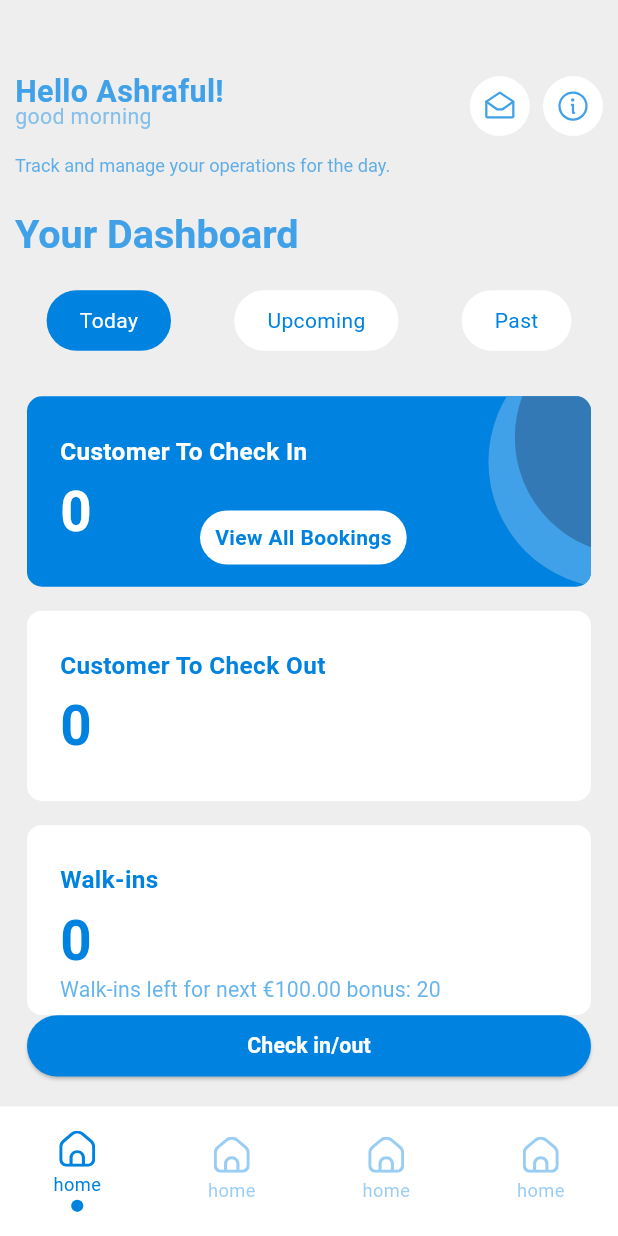
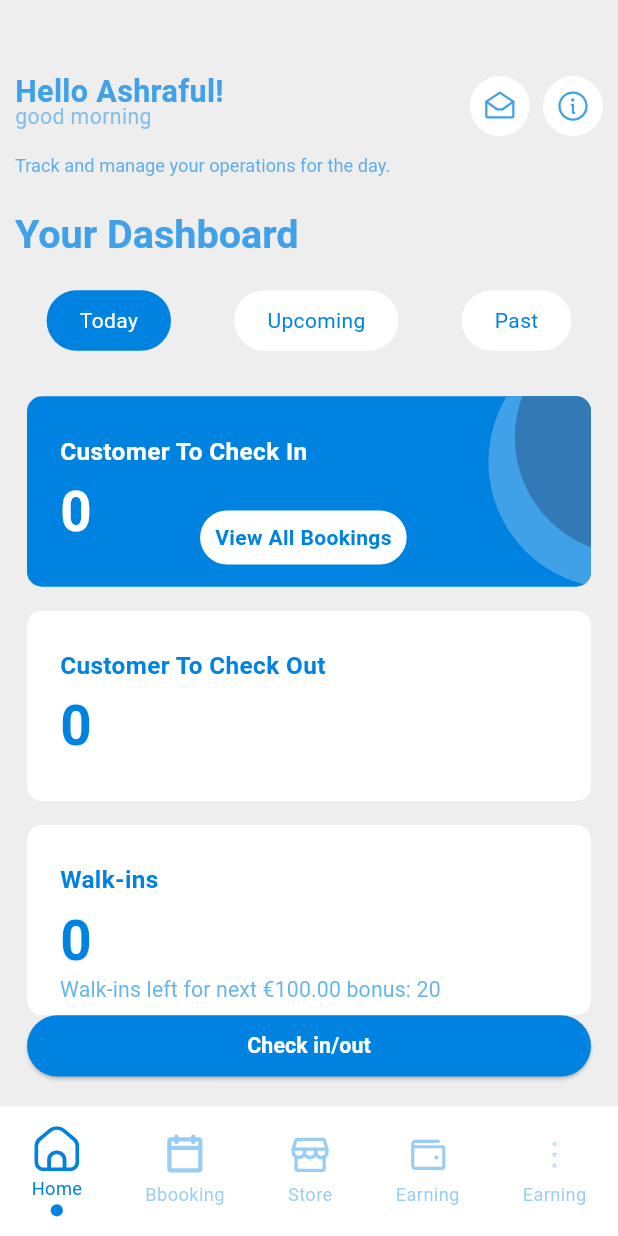
Before and after one commit to sohanthink/cenith-merchant, a Flutter app: the screen it shows after launch, on a phone screen of 412 x 824 dp. Run offline on Flutter 3.47's test engine with Material 3 defaults, Android fonts, the phone set to English and light mode, and no system bars; our stand-ins replace flutter_screenutil, flutter_svg, get.

Commit message:
complete bottom nav screen

```diff
--- a/lib/core/constants/asstes_path/icons_path.dart
+++ b/lib/core/constants/asstes_path/icons_path.dart
@@ -41,6 +41,7 @@ class IconsPath{
   static const String warningIconSvg = '$_basePath/warning_icon.svg';
   static const String worldGloveIconSvg = '$_basePath/world_glove_icon.svg';
   static const String worldIconSvg = '$_basePath/world_icon.svg';
+  static const String moreIconSvg = '$_basePath/more_icon.svg';
 
 
 
--- a/lib/features/main_bottom_nav/view_model/main_bottm_nav_view_model.dart
+++ b/lib/features/main_bottom_nav/view_model/main_bottm_nav_view_model.dart
@@ -11,23 +11,27 @@ class MainBottomNavViewModel extends GetxController {
   List<CustomNavigationDestination> destinations = [
     CustomNavigationDestination(
       svgIconPath: IconsPath.homeButtonIconSvg,
-      label: 'home',
+      label: 'Home',
     ),
     CustomNavigationDestination(
-      svgIconPath: IconsPath.homeButtonIconSvg,
-      label: 'home',
+      svgIconPath: IconsPath.calenderIconSvg,
+      label: 'Bbooking',
     ),
     CustomNavigationDestination(
-      svgIconPath: IconsPath.homeButtonIconSvg,
-      label: 'home',
+      svgIconPath: IconsPath.storeIconSvg,
+      label: 'Store',
     ),
     CustomNavigationDestination(
-      svgIconPath: IconsPath.homeButtonIconSvg,
-      label: 'home',
+      svgIconPath: IconsPath.earningIconSvg,
+      label: 'Earning',
+    ),
+    CustomNavigationDestination(
+      svgIconPath: IconsPath.moreIconSvg,
+      label: 'Earning',
     ),
   ];
 
-  List<Widget> screens = [HomeView(), HomeView(), HomeView(), HomeView()];
+  List<Widget> screens = [HomeView(), HomeView(), HomeView(), HomeView(),HomeView()];
 
   onchange(int index) {
     selectedIndex = index;
--- a/lib/features/main_bottom_nav/widgets/custom_nav_bar.dart
+++ b/lib/features/main_bottom_nav/widgets/custom_nav_bar.dart
@@ -38,6 +38,8 @@ class CustomNavBar extends StatelessWidget {
               crossAxisAlignment: CrossAxisAlignment.center,
               children: [
                 SvgPicture.asset(
+                  height: 30,
+                  width: 30,
                   destinations[item.key].svgIconPath,
                   color: selectedIndex == item.key
                       ? selectedColor
```
